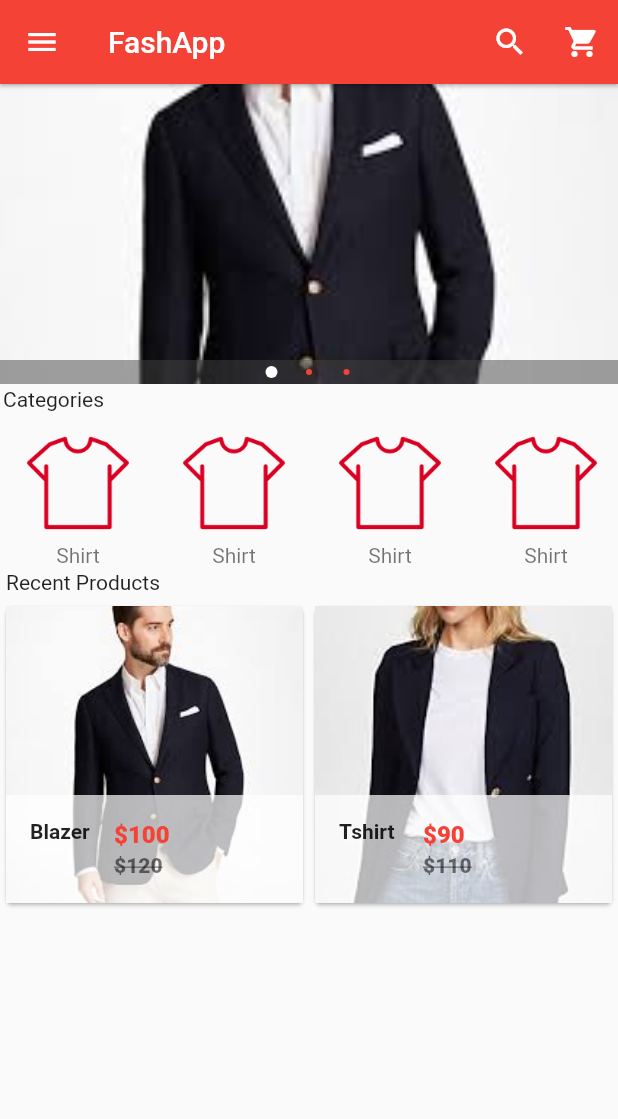
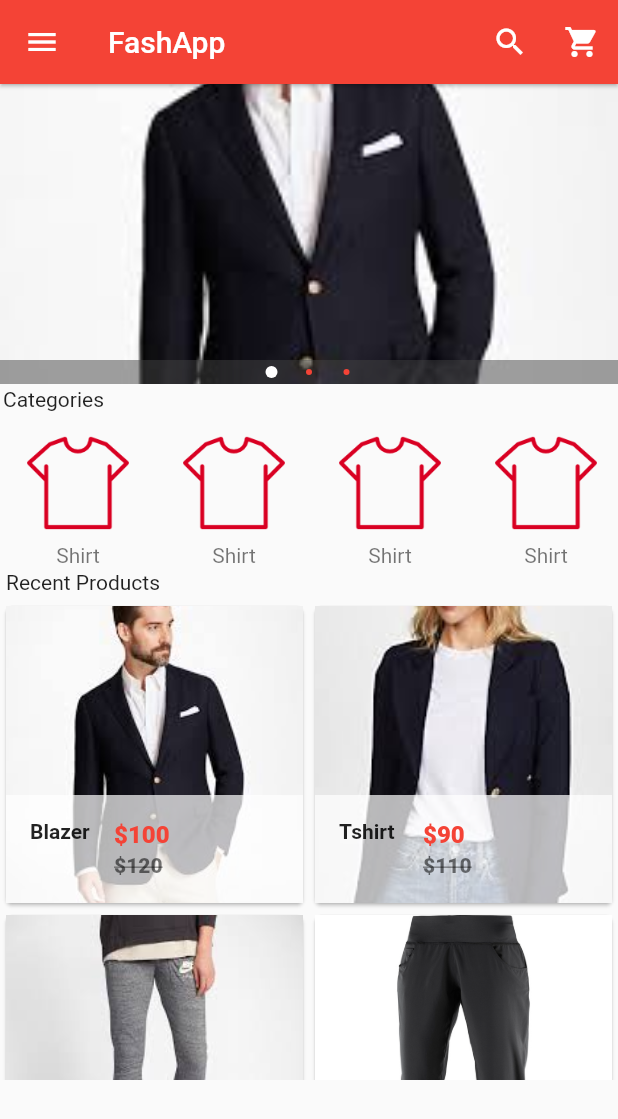
Before and after one commit to chistyinfo/flutter_ecommerce, a Flutter app: the screen it shows after launch, on a phone screen of 412 x 824 dp. Shown: the top 1119 px of the screen. Run offline on Flutter 3.47's test engine with Material 2 defaults, Android fonts, the phone set to English and light mode, and no system bars; drawn by our look-alikes of carousel_pro.

Commit message:
lesson-19

```diff
--- a/lib/components/product.dart
+++ b/lib/components/product.dart
@@ -21,6 +21,18 @@ class _ProductsState extends State<Products> {
       "picture": "images/blazer2.jpeg",
       "old_price": 110,
       "price": 90,
+    },
+    {
+      "name": "Shari",
+      "picture": "images/pants2.jpeg",
+      "old_price": 100,
+      "price":80,
+    },
+    {
+      "name": "Panjabi",
+      "picture": "images/pants1.jpg",
+      "old_price": 100,
+      "price":80,
     }
   ];
 
--- a/pubspec.yaml
+++ b/pubspec.yaml
@@ -44,6 +44,10 @@ flutter:
    - images/dress.png
    - images/tshirt.png
    - images/dress.png
+   - images/formal.png
+   - images/shoe.png
+   - images/pants1.jpg
+   - images/pants2.jpeg
   #  - images/a_dot_ham.jpeg
 
   # An image asset can refer to one or more resolution-specific "variants", see
```
